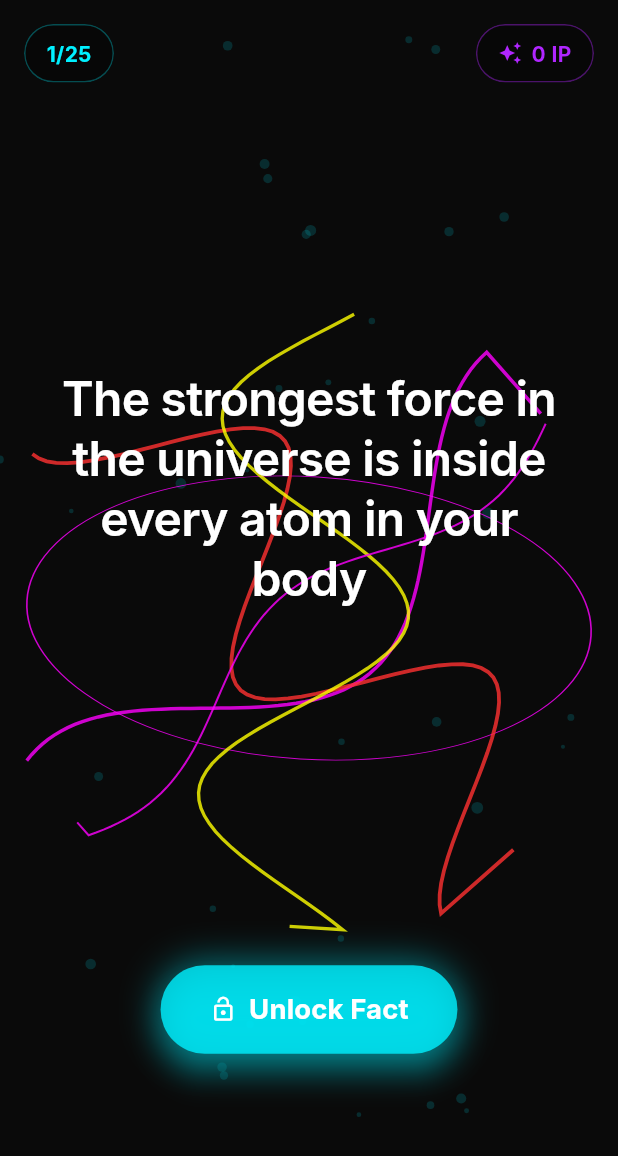
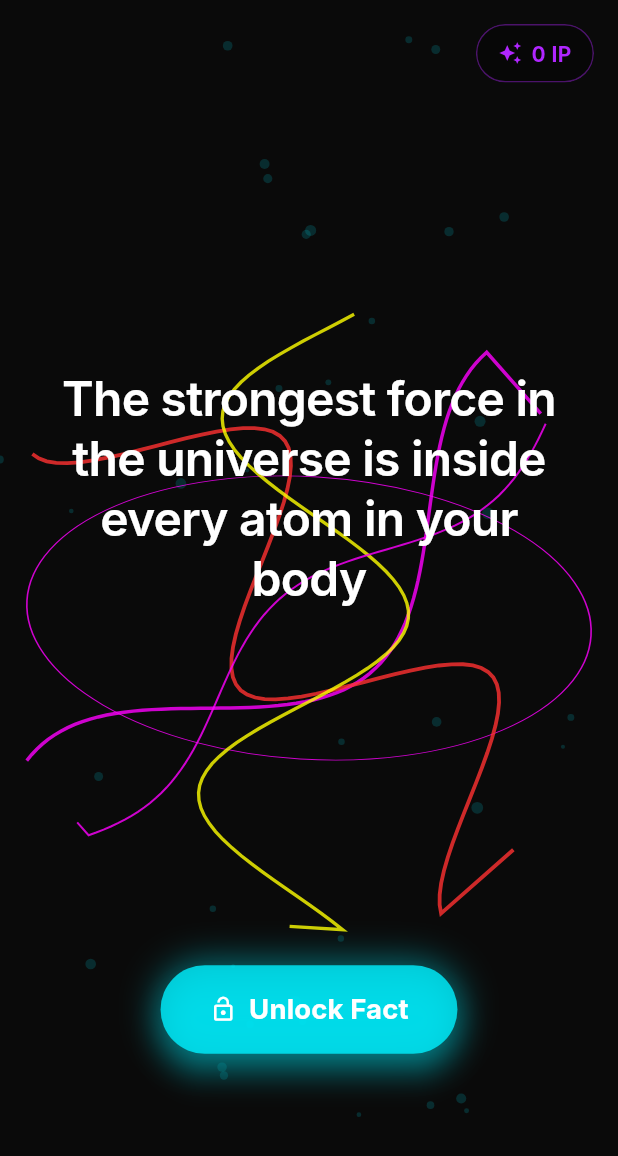
Before and after one commit to 2nx5xfrwnt-hue/planck_app, a Flutter app: the screen it shows after launch, on a phone screen of 412 x 824 dp. Shown: the top 1156 px of the screen. Run offline on Flutter 3.47's test engine with Material 3 defaults, Android fonts, the phone set to English and light mode, and no system bars; our stand-ins replace shared_preferences, sqflite, visibility_detector; accounts and stored records are empty; Roboto replaces fonts that are missing (Inter).

Commit message:
Remove page counter from Daily Feed upper-left
Remove the '1/15', '2/25' page indicator badge from the upper-left
corner of the Daily Feed screen. The IP badge remains as the sole
HUD overlay. Updated implementation_plan.md and walkthrough.md to
document the change for the next session.

Co-Authored-By: Oz <oz-agent@warp.dev>

```diff
--- a/lib/screens/daily_feed_screen.dart
+++ b/lib/screens/daily_feed_screen.dart
@@ -129,31 +129,8 @@ class _DailyFeedScreenState extends State<DailyFeedScreen> {
               child: Padding(
                 padding: const EdgeInsets.only(top: 16.0, left: 16.0, right: 16.0),
                 child: Row(
-                  mainAxisAlignment: MainAxisAlignment.spaceBetween,
+                  mainAxisAlignment: MainAxisAlignment.end,
                   children: [
-                    // Page indicator
-                    ClipRRect(
-                      borderRadius: BorderRadius.circular(20),
-                      child: BackdropFilter(
-                        filter: ImageFilter.blur(sigmaX: 10, sigmaY: 10),
-                        child: Container(
-                          padding: const EdgeInsets.symmetric(horizontal: 14, vertical: 8),
-                          decoration: BoxDecoration(
-                            color: Colors.black.withValues(alpha: 0.3),
-                            borderRadius: BorderRadius.circular(20),
-                            border: Border.all(color: AppTheme.neonBlue.withValues(alpha: 0.3)),
-                          ),
-                          child: Text(
-                            '${_currentPage + 1}/${_posts.length}',
-                            style: const TextStyle(
-                              color: AppTheme.neonBlue,
-                              fontWeight: FontWeight.bold,
-                              fontSize: 14,
-                            ),
-                          ),
-                        ),
-                      ),
-                    ),
                     // Insight Points badge
                     Consumer<ProgressService>(
                       builder: (context, progress, _) {
```
Also changed, not shown: 2 other files.
